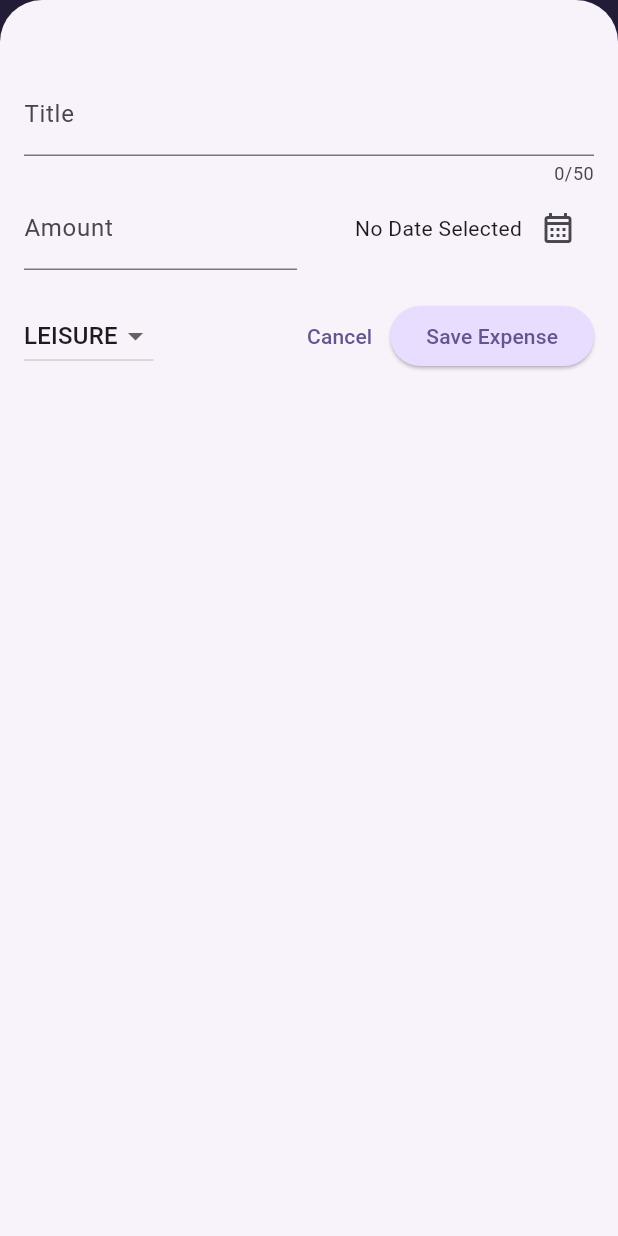
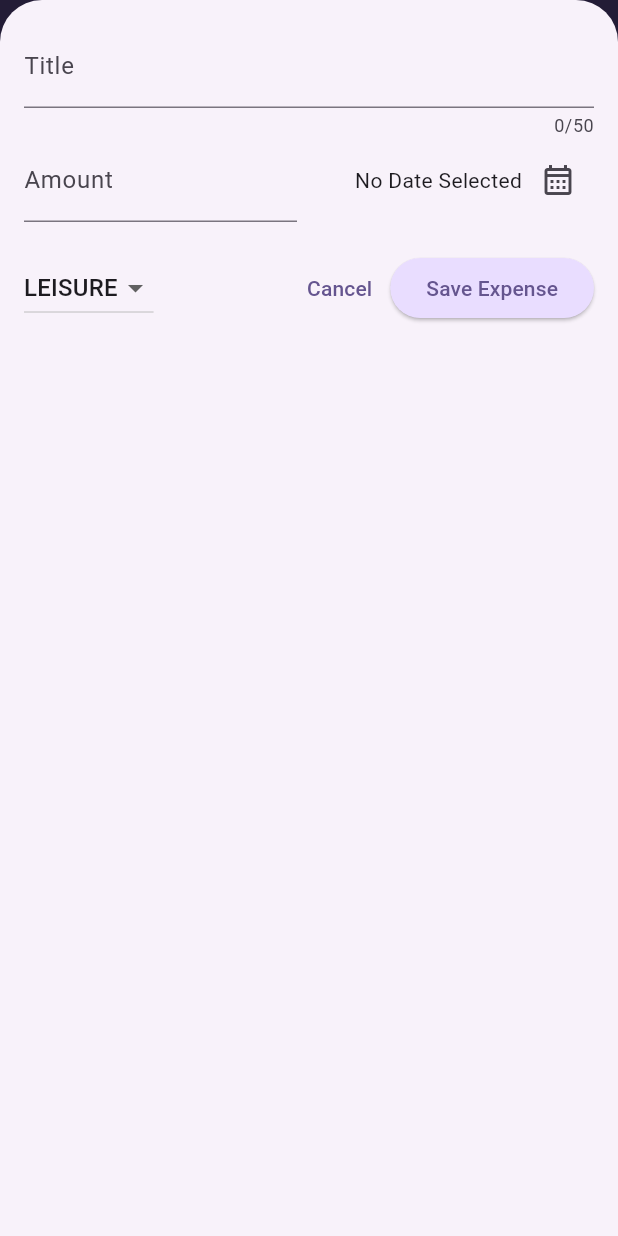
Before and after one commit to Aritra02091998/Expense-Tracker-Flutter, a Flutter app: the screen it shows after launch, after a tap on the "add" icon, on a phone screen of 412 x 824 dp. Run offline on Flutter 3.47's test engine with Material 3 defaults, Android fonts, the phone set to English and light mode, and no system bars.

Commit message:
UI Stack fix

```diff
--- a/lib/expenses.dart
+++ b/lib/expenses.dart
@@ -23,6 +23,7 @@ class _ExpensesState extends State<Expenses> {
 
   void _openAddExpenseOverlay() {
     showModalBottomSheet(
+      useSafeArea: true,
       isScrollControlled: true,
       context: context,
       builder: (ctx) {
--- a/lib/widgets/add_new_expense_modal.dart
+++ b/lib/widgets/add_new_expense_modal.dart
@@ -90,10 +90,12 @@ class _NewExpenseState extends State<AddNewExpense> {
 
   @override
   Widget build(BuildContext context) {
+
     return Padding(
-      padding: const EdgeInsets.fromLTRB(16, 48, 16, 16),
+      padding: const EdgeInsets.fromLTRB(16, 16, 16, 16),
       child: Column(
         children: [
+
           // Expense Title Input
           TextField(
             controller: _titleController,
```
